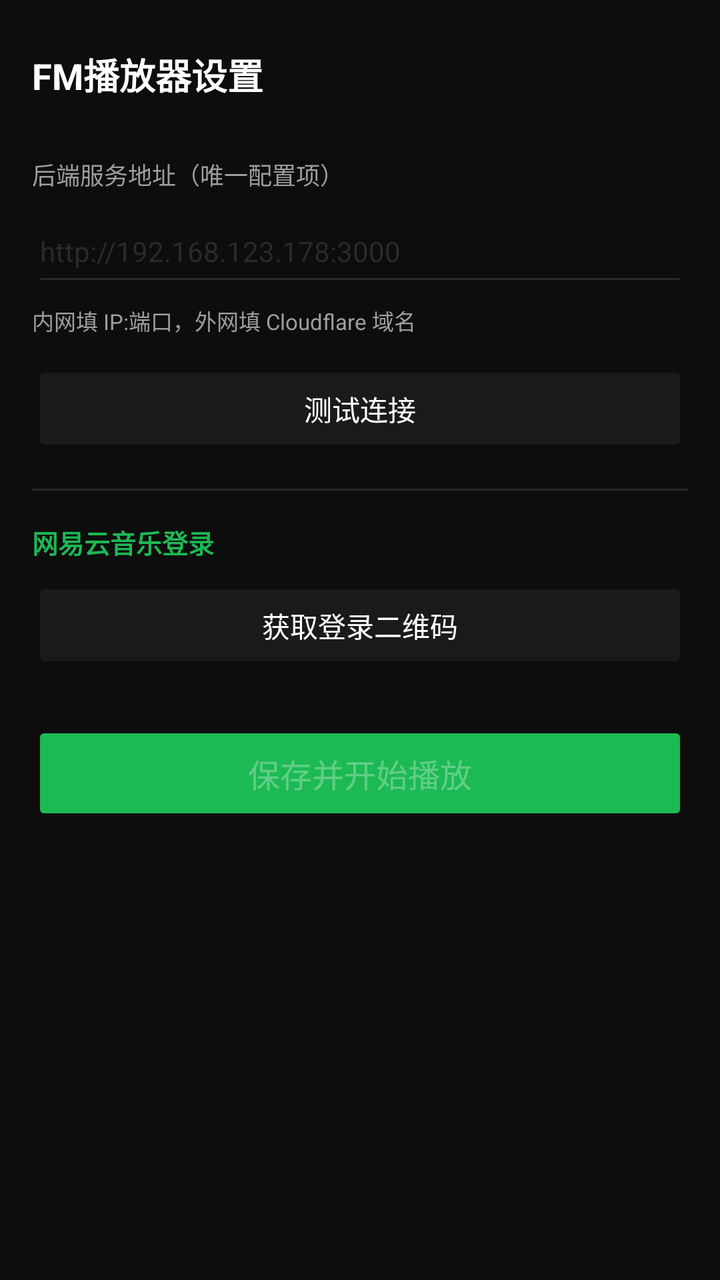
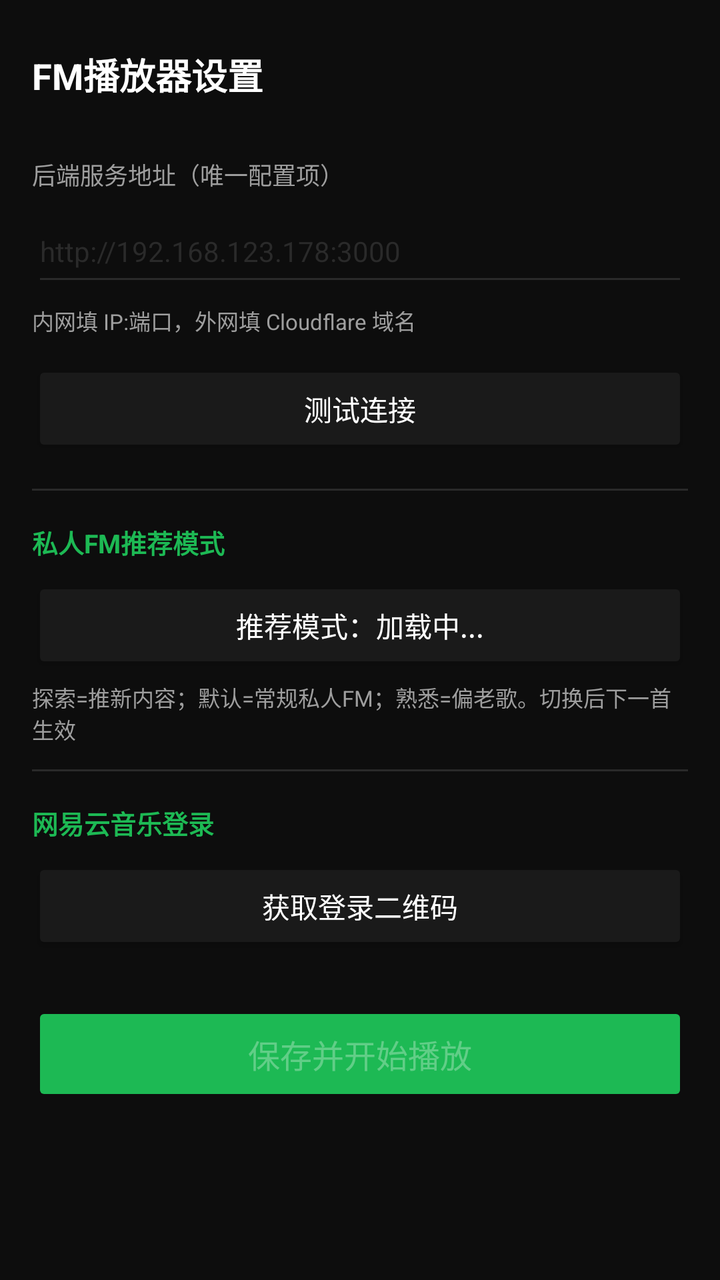

Before-and-after screenshots of an Android layout around one commit, followed by the original layout XML and the change that was made.
<!-- AndroidManifest.xml: application theme AppTheme -->
<!-- res/layout/activity_settings.xml -->
<?xml version="1.0" encoding="utf-8"?>
<ScrollView xmlns:android="http://schemas.android.com/apk/res/android"
    android:layout_width="match_parent" android:layout_height="match_parent"
    android:background="@color/bg_dark">
    <LinearLayout android:layout_width="match_parent" android:layout_height="wrap_content"
        android:orientation="vertical" android:padding="16dp">

        <TextView android:layout_width="match_parent" android:layout_height="wrap_content"
            android:text="FM播放器设置" android:textColor="@color/text_primary"
            android:textSize="18sp" android:textStyle="bold"
            android:layout_marginTop="8dp" android:layout_marginBottom="16dp"/>

        
        <TextView style="@style/Label" android:text="后端服务地址（唯一配置项）"/>
        <EditText android:id="@+id/et_backend_url" style="@style/Input"
            android:hint="http://192.168.123.178:3000" android:inputType="textUri"/>

        <TextView android:layout_width="match_parent" android:layout_height="wrap_content"
            android:text="内网填 IP:端口，外网填 Cloudflare 域名"
            android:textColor="@color/text_secondary" android:textSize="11sp"
            android:layout_marginTop="4dp" android:layout_marginBottom="12dp"/>

        
        <Button android:id="@+id/btn_test"
            android:layout_width="match_parent" android:layout_height="48dp"
            android:text="测试连接" android:textSize="14sp"
            android:backgroundTint="@color/bg_card"/>

        <View android:layout_width="match_parent" android:layout_height="1dp"
            android:background="@color/divider"
            android:layout_marginTop="16dp" android:layout_marginBottom="16dp"/>

        
        <TextView android:layout_width="match_parent" android:layout_height="wrap_content"
            android:text="网易云音乐登录" android:textColor="@color/accent"
            android:textSize="13sp" android:textStyle="bold" android:layout_marginBottom="8dp"/>

        <Button android:id="@+id/btn_get_qr"
            android:layout_width="match_parent" android:layout_height="48dp"
            android:text="获取登录二维码" android:textSize="14sp"
            android:backgroundTint="@color/bg_card"/>

        
        <LinearLayout android:id="@+id/ll_qr_area"
            android:layout_width="match_parent" android:layout_height="wrap_content"
            android:orientation="vertical" android:gravity="center"
            android:visibility="gone" android:layout_marginTop="12dp">
            <ImageView android:id="@+id/iv_qr"
                android:layout_width="220dp" android:layout_height="220dp"
                android:background="@color/white" android:padding="8dp"
                android:scaleType="fitCenter"/>
            <TextView android:id="@+id/tv_qr_hint"
                android:layout_width="match_parent" android:layout_height="wrap_content"
                android:layout_marginTop="8dp" android:gravity="center"
                android:textColor="@color/text_secondary" android:textSize="13sp"/>
        </LinearLayout>

        
        <Button android:id="@+id/btn_save"
            android:layout_width="match_parent" android:layout_height="52dp"
            android:layout_marginTop="24dp" android:text="保存并开始播放"
            android:textSize="16sp" android:backgroundTint="@color/accent"
            android:enabled="false"/>

        <TextView android:id="@+id/tv_result"
            android:layout_width="match_parent" android:layout_height="wrap_content"
            android:layout_marginTop="12dp" android:textSize="13sp"
            android:lineSpacingExtra="4dp" android:gravity="center"
            android:visibility="gone"/>

        <View android:layout_width="match_parent" android:layout_height="24dp"/>
    </LinearLayout>
</ScrollView>
<!-- resources referenced by this layout -->
<resources>
  <color name="accent">#FF1DB954</color>
  <color name="bg_card">#FF1A1A1A</color>
  <color name="bg_dark">#FF0D0D0D</color>
  <color name="divider">#FF2A2A2A</color>
  <color name="text_primary">#FFFFFFFF</color>
  <color name="text_secondary">#FF9E9E9E</color>
  <color name="white">#FFFFFFFF</color>
  <style name="Input">
          <item name="android:layout_width">match_parent</item>
          <item name="android:layout_height">48dp</item>
          <item name="android:layout_marginTop">4dp</item>
          <item name="android:textColor">@color/text_primary</item>
          <item name="android:textColorHint">@color/divider</item>
          <item name="android:backgroundTint">@color/divider</item>
          <item name="android:textSize">14sp</item>
          <item name="android:paddingStart">4dp</item>
          <item name="android:paddingEnd">4dp</item>
      </style>
  <style name="Label">
          <item name="android:layout_width">match_parent</item>
          <item name="android:layout_height">wrap_content</item>
          <item name="android:layout_marginTop">12dp</item>
          <item name="android:textColor">@color/text_secondary</item>
          <item name="android:textSize">12sp</item>
      </style>
  <style name="AppTheme" parent="Theme.AppCompat.NoActionBar">
          <item name="colorPrimary">@color/bg_dark</item>
          <item name="colorPrimaryDark">@color/bg_dark</item>
          <item name="colorAccent">@color/accent</item>
          <item name="android:windowBackground">@color/bg_dark</item>
          <item name="android:statusBarColor">@color/bg_dark</item>
      </style>
</resources>

<!-- the commit's change to res/layout/activity_settings.xml (unified diff, before → after) -->
@@ -29,6 +29,25 @@
         <View android:layout_width="match_parent" android:layout_height="1dp"
             android:background="@color/divider"
             android:layout_marginTop="16dp" android:layout_marginBottom="16dp"/>
+
+        
+        <TextView android:layout_width="match_parent" android:layout_height="wrap_content"
+            android:text="私人FM推荐模式" android:textColor="@color/accent"
+            android:textSize="13sp" android:textStyle="bold" android:layout_marginBottom="8dp"/>
+
+        <Button android:id="@+id/btn_mode"
+            android:layout_width="match_parent" android:layout_height="48dp"
+            android:text="推荐模式：加载中..." android:textSize="14sp"
+            android:backgroundTint="@color/bg_card"/>
+
+        <TextView android:layout_width="match_parent" android:layout_height="wrap_content"
+            android:text="探索=推新内容；默认=常规私人FM；熟悉=偏老歌。切换后下一首生效"
+            android:textColor="@color/text_secondary" android:textSize="11sp"
+            android:layout_marginTop="4dp" android:layout_marginBottom="12dp"/>
+
+        <View android:layout_width="match_parent" android:layout_height="1dp"
+            android:background="@color/divider"
+            android:layout_marginTop="0dp" android:layout_marginBottom="16dp"/>
 
         
         <TextView android:layout_width="match_parent" android:layout_height="wrap_content"
